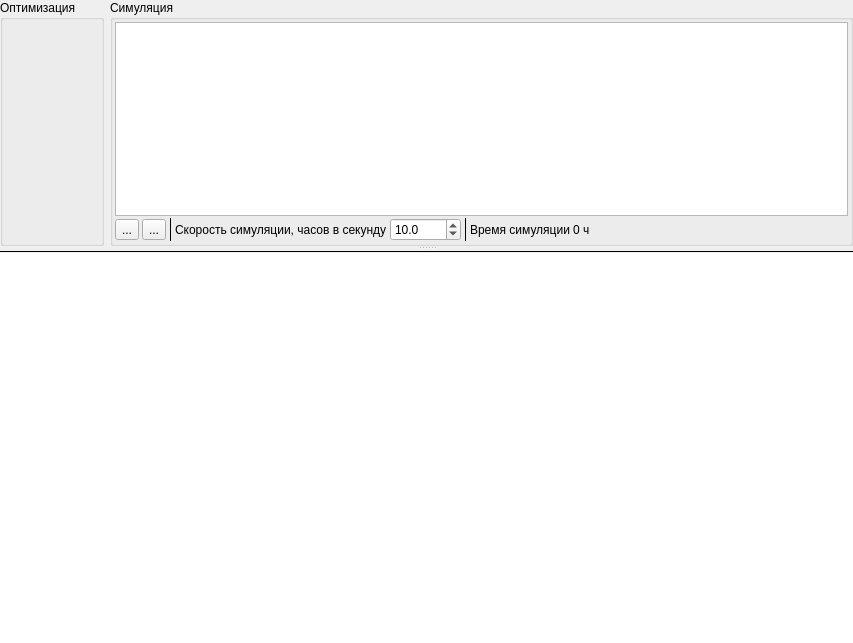
Before: the Qt Designer form viewer/mainwindow.ui in strawfill/ship, drawn with Qt 5.
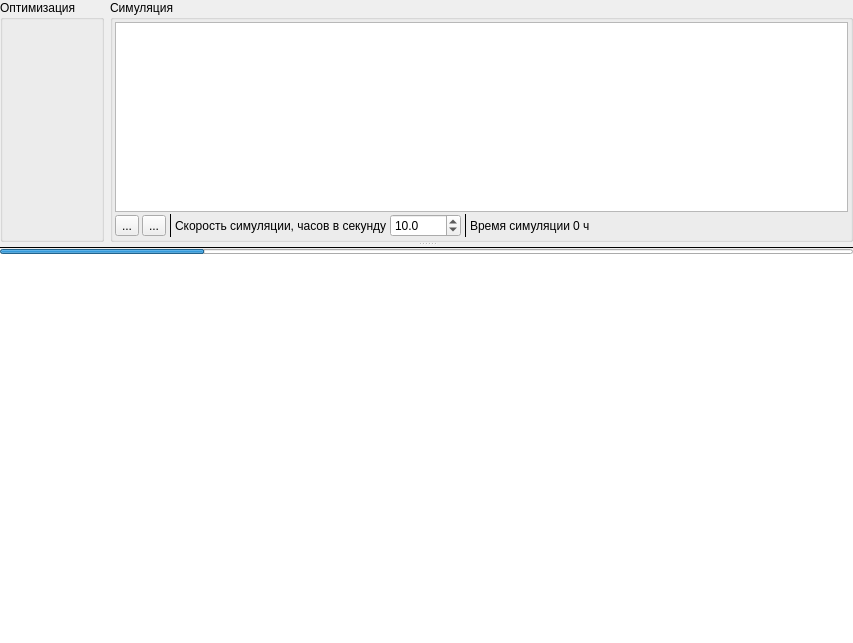
After: the same form once the commit is applied. Icons and pictures are not drawn. Custom widgets are drawn as their Qt base class.

Patch:
```diff
--- a/viewer/mainwindow.ui
+++ b/viewer/mainwindow.ui
@@ -254,6 +254,22 @@
           </property>
          </widget>
         </item>
+        <item>
+         <widget class="QProgressBar" name="progressBar">
+          <property name="maximumSize">
+           <size>
+            <width>16777215</width>
+            <height>5</height>
+           </size>
+          </property>
+          <property name="value">
+           <number>24</number>
+          </property>
+          <property name="textVisible">
+           <bool>false</bool>
+          </property>
+         </widget>
+        </item>
         <item>
          <widget class="QPlainTextEdit" name="plainTextEdit">
           <property name="frameShape">
```
